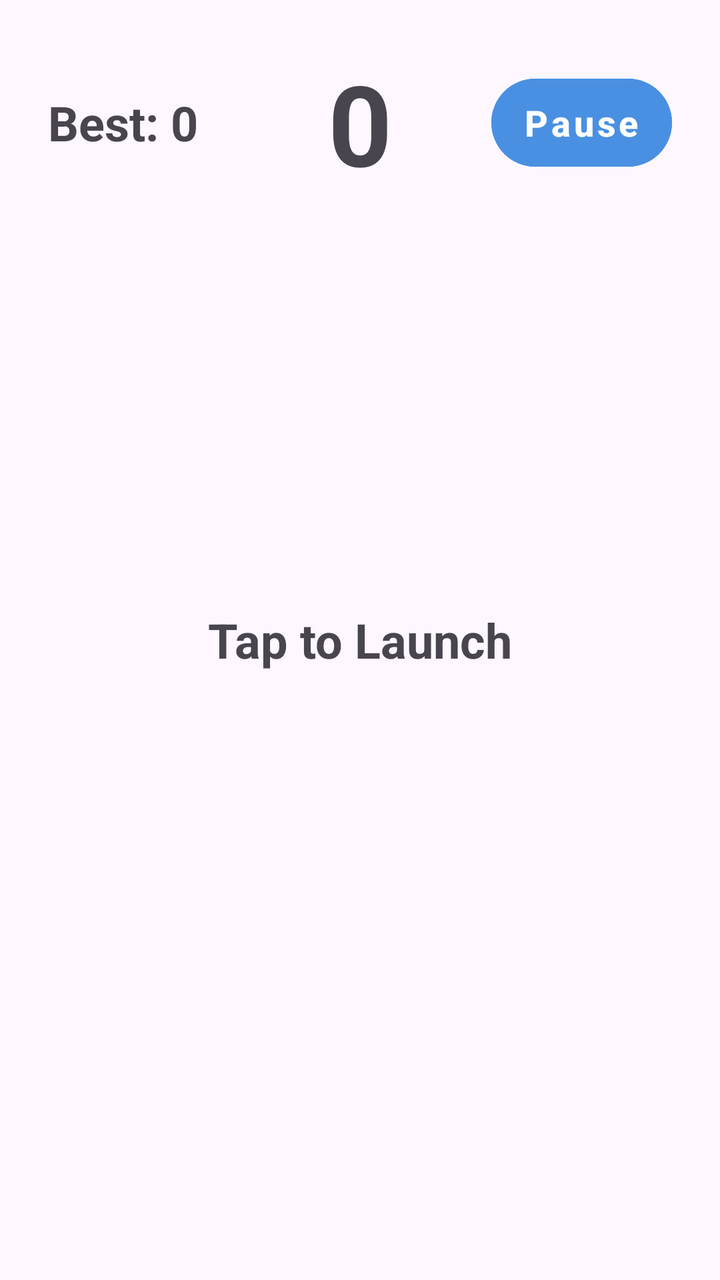
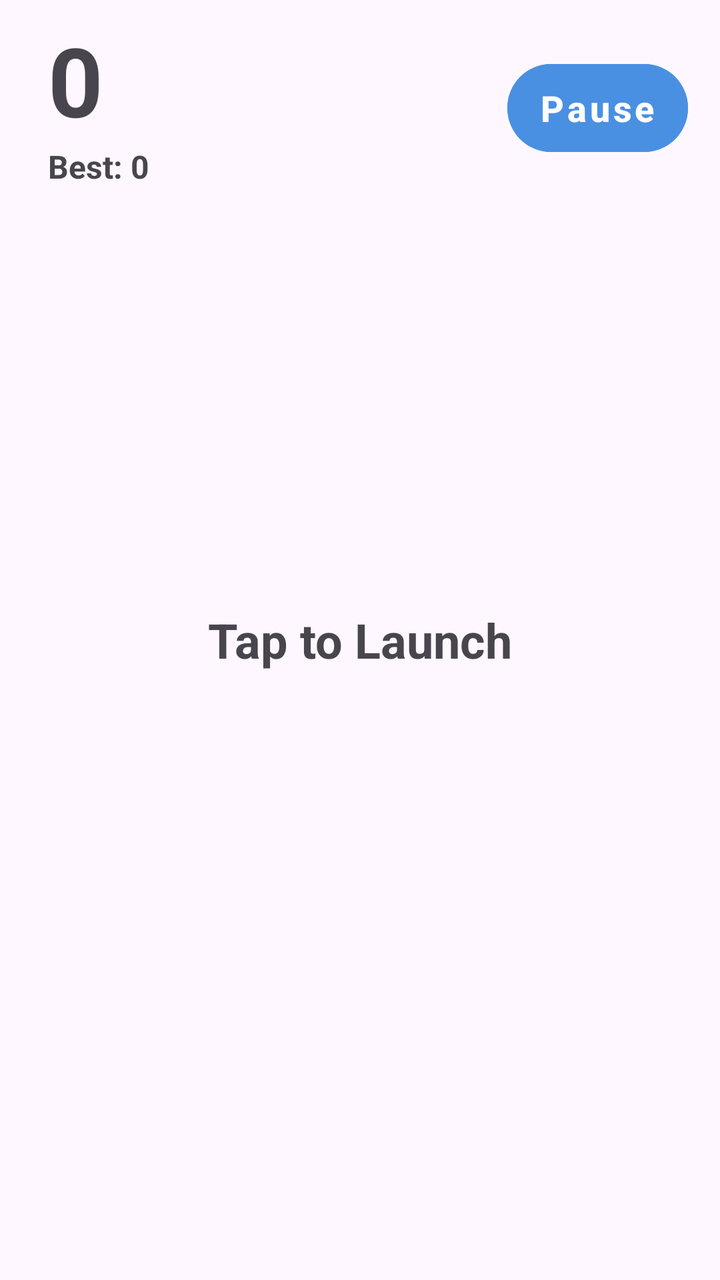

Screens rendered from an Android XML layout before and after an edit, with the pre-edit source and the edit as a unified diff.
<!-- AndroidManifest.xml: activity theme Theme.OwnPhotoONWall -->
<!-- res/layout/activity_breakout.xml -->
<?xml version="1.0" encoding="utf-8"?>
<RelativeLayout xmlns:android="http://schemas.android.com/apk/res/android"
    xmlns:app="http://schemas.android.com/apk/res-auto"
    android:id="@+id/breakoutRoot"
    android:layout_width="match_parent"
    android:layout_height="match_parent">

    
    <FrameLayout
        android:id="@+id/gameContainer"
        android:layout_width="match_parent"
        android:layout_height="match_parent" />

    
    <RelativeLayout
        android:layout_width="match_parent"
        android:layout_height="wrap_content"
        android:padding="24dp"
        android:elevation="4dp">

        <TextView
            android:id="@+id/tvHighScore"
            android:layout_width="wrap_content"
            android:layout_height="wrap_content"
            android:layout_alignParentStart="true"
            android:layout_centerVertical="true"
            android:text="Best: 0"
            android:textSize="24sp"
            android:textStyle="bold" />

        <TextView
            android:id="@+id/tvCurrentScore"
            android:layout_width="wrap_content"
            android:layout_height="wrap_content"
            android:layout_centerInParent="true"
            android:text="0"
            android:textSize="56sp"
            android:textStyle="bold" />

        <Button
            android:id="@+id/btnPause"
            style="@style/ModernButtonStyle"
            android:layout_width="wrap_content"
            android:layout_height="56dp"
            android:layout_alignParentEnd="true"
            android:layout_centerVertical="true"
            android:paddingHorizontal="24dp"
            android:backgroundTint="#4A90E2"
            android:textColor="#FFFFFF"
            android:textSize="18sp"
            android:textStyle="bold"
            android:text="Pause" />
    </RelativeLayout>

    
    <RelativeLayout
        android:id="@+id/pauseOverlay"
        android:layout_width="match_parent"
        android:layout_height="match_parent"
        android:background="#99000000"
        android:visibility="gone"
        android:elevation="10dp">

        <LinearLayout
            android:id="@+id/pauseCard"
            android:layout_width="340dp"
            android:layout_height="wrap_content"
            android:layout_centerInParent="true"
            android:orientation="vertical"
            android:padding="32dp"
            android:gravity="center">

            <TextView
                android:id="@+id/tvPauseTitle"
                android:layout_width="wrap_content"
                android:layout_height="wrap_content"
                android:text="PAUSED"
                android:textSize="26sp"
                android:textStyle="bold"
                android:gravity="center"
                android:layout_marginBottom="24dp" />

            <Button
                android:id="@+id/btnResume"
                style="@style/ModernButtonStyle"
                android:layout_width="match_parent"
                android:layout_height="56dp"
                android:textSize="16sp"
                android:backgroundTint="#34C759"
                android:textColor="#FFFFFF"
                android:text="Resume Game" />

            <Button
                android:id="@+id/btnQuitFromPause"
                style="@style/ModernButtonStyle"
                android:layout_width="match_parent"
                android:layout_height="56dp"
                android:textSize="16sp"
                android:backgroundTint="#FF3B30"
                android:textColor="#FFFFFF"
                android:layout_marginTop="12dp"
                android:text="Quit to Menu" />
        </LinearLayout>
    </RelativeLayout>

    
    <RelativeLayout
        android:id="@+id/gameOverOverlay"
        android:layout_width="match_parent"
        android:layout_height="match_parent"
        android:background="#99000000"
        android:visibility="gone"
        android:elevation="10dp">

        <LinearLayout
            android:id="@+id/gameOverCard"
            android:layout_width="340dp"
            android:layout_height="wrap_content"
            android:layout_centerInParent="true"
            android:orientation="vertical"
            android:padding="32dp"
            android:gravity="center">

            <TextView
                android:id="@+id/tvGameOverTitle"
                android:layout_width="match_parent"
                android:layout_height="wrap_content"
                android:text="GAME OVER"
                android:textStyle="bold"
                android:textSize="32sp"
                android:gravity="center"
                android:layout_marginBottom="8dp" />

            
            <TextView
                android:id="@+id/tvNewHighScoreBanner"
                android:layout_width="wrap_content"
                android:layout_height="wrap_content"
                android:text="🏆 NEW HIGH SCORE! 🏆"
                android:textColor="#FFD700"
                android:textSize="18sp"
                android:textStyle="bold"
                android:gravity="center"
                android:visibility="gone"
                android:layout_marginBottom="16dp" />

            <TextView
                android:id="@+id/tvFinalScore"
                android:layout_width="wrap_content"
                android:layout_height="wrap_content"
                android:text="Score: 0"
                android:textSize="22sp"
                android:layout_marginBottom="24dp" />

            <Button
                android:id="@+id/btnRestart"
                style="@style/ModernButtonStyle"
                android:layout_width="match_parent"
                android:layout_height="56dp"
                android:textSize="16sp"
                android:backgroundTint="#4A90E2"
                android:textColor="#FFFFFF"
                android:text="Play Again" />

            <Button
                android:id="@+id/btnQuit"
                style="@style/ModernButtonStyle"
                android:layout_width="match_parent"
                android:layout_height="56dp"
                android:textSize="16sp"
                android:layout_marginTop="12dp"
                android:text="Quit" />
        </LinearLayout>
    </RelativeLayout>

    
    <TextView
        android:id="@+id/tvTapToStart"
        android:layout_width="wrap_content"
        android:layout_height="wrap_content"
        android:layout_centerInParent="true"
        android:text="Tap to Launch"
        android:textSize="24sp"
        android:textStyle="bold"
        android:elevation="2dp" />

</RelativeLayout>
<!-- resources referenced by this layout -->
<resources>
  <style name="ModernButtonStyle" parent="Widget.MaterialComponents.Button.TextButton">
          <item name="android:layout_width">match_parent</item>
          <item name="android:layout_height">45dp</item>
          
          <item name="android:paddingStart">16dp</item>
          <item name="android:paddingEnd">16dp</item>
          <item name="android:textSize">12sp</item>
          <item name="android:textStyle">bold</item>
          <item name="android:textAllCaps">false</item>
          <item name="android:layout_marginBottom">12dp</item>
          <item name="cornerFamily">rounded</item>
          <item name="cornerRadius">24dp</item>
          <item name="android:textColor">?android:attr/textColorPrimary</item>
          <item name="backgroundTint">?android:attr/colorAccent</item>
      </style>
  <style name="Theme.OwnPhotoONWall" parent="Base.Theme.OwnPhotoONWall" />
  <style name="Base.Theme.OwnPhotoONWall" parent="Theme.Material3.DayNight.NoActionBar">
          <item name="android:windowActivityTransitions">true</item>
          <item name="android:windowContentTransitions">true</item>
      </style>
</resources>

<!-- the commit's change to res/layout/activity_breakout.xml (unified diff, before → after) -->
@@ -3,7 +3,8 @@
     xmlns:app="http://schemas.android.com/apk/res-auto"
     android:id="@+id/breakoutRoot"
     android:layout_width="match_parent"
-    android:layout_height="match_parent">
+    android:layout_height="match_parent"
+    android:fitsSystemWindows="true">
 
     
     <FrameLayout
@@ -13,29 +14,42 @@
 
     
     <RelativeLayout
+        android:id="@+id/topHud"
         android:layout_width="match_parent"
         android:layout_height="wrap_content"
-        android:padding="24dp"
+        android:layout_alignParentTop="true"
+        android:paddingStart="24dp"
+        android:paddingEnd="16dp"
+        android:paddingTop="16dp"
+        android:paddingBottom="12dp"
         android:elevation="4dp">
 
-        <TextView
-            android:id="@+id/tvHighScore"
+        
+        <LinearLayout
             android:layout_width="wrap_content"
             android:layout_height="wrap_content"
+            android:orientation="vertical"
             android:layout_alignParentStart="true"
-            android:layout_centerVertical="true"
-            android:text="Best: 0"
-            android:textSize="24sp"
-            android:textStyle="bold" />
-
-        <TextView
-            android:id="@+id/tvCurrentScore"
-            android:layout_width="wrap_content"
-            android:layout_height="wrap_content"
-            android:layout_centerInParent="true"
-            android:text="0"
-            android:textSize="56sp"
-            android:textStyle="bold" />
+            android:layout_centerVertical="true">
+
+            <TextView
+                android:id="@+id/tvCurrentScore"
+                android:layout_width="wrap_content"
+                android:layout_height="wrap_content"
+                android:text="0"
+                android:textSize="48sp"
+                android:textStyle="bold"
+                android:includeFontPadding="false" />
+
+            <TextView
+                android:id="@+id/tvHighScore"
+                android:layout_width="wrap_content"
+                android:layout_height="wrap_content"
+                android:text="Best: 0"
+                android:textSize="16sp"
+                android:textStyle="bold"
+                android:layout_marginTop="2dp" />
+        </LinearLayout>
 
         <Button
             android:id="@+id/btnPause"
@@ -59,48 +73,73 @@
         android:layout_height="match_parent"
         android:background="#99000000"
         android:visibility="gone"
-        android:elevation="10dp">
-
-        <LinearLayout
-            android:id="@+id/pauseCard"
-            android:layout_width="340dp"
+        android:elevation="10dp"
+        android:clipToPadding="false"
+        android:clipChildren="false">
+
+        <ScrollView
+            android:layout_width="match_parent"
             android:layout_height="wrap_content"
             android:layout_centerInParent="true"
-            android:orientation="vertical"
-            android:padding="32dp"
-            android:gravity="center">
-
-            <TextView
-                android:id="@+id/tvPauseTitle"
-                android:layout_width="wrap_content"
-                android:layout_height="wrap_content"
-                android:text="PAUSED"
-                android:textSize="26sp"
-                android:textStyle="bold"
+            android:layout_marginHorizontal="28dp"
+            android:scrollbars="none"
+            android:clipToPadding="false">
+
+            <LinearLayout
+                android:id="@+id/pauseCard"
+                android:layout_width="match_parent"
+                android:layout_height="wrap_content"
+                android:orientation="vertical"
+                android:paddingTop="32dp"
+                android:paddingBottom="44dp"
+                android:paddingHorizontal="24dp"
                 android:gravity="center"
-                android:layout_marginBottom="24dp" />
-
-            <Button
-                android:id="@+id/btnResume"
-                style="@style/ModernButtonStyle"
-                android:layout_width="match_parent"
-                android:layout_height="56dp"
-                android:textSize="16sp"
-                android:backgroundTint="#34C759"
-                android:textColor="#FFFFFF"
-                android:text="Resume Game" />
-
-            <Button
-                android:id="@+id/btnQuitFromPause"
-                style="@style/ModernButtonStyle"
-                android:layout_width="match_parent"
-                android:layout_height="56dp"
-                android:textSize="16sp"
-                android:backgroundTint="#FF3B30"
-                android:textColor="#FFFFFF"
-                android:layout_marginTop="12dp"
-                android:text="Quit to Menu" />
-        </LinearLayout>
+                android:clipToPadding="false">
+
+                <TextView
+                    android:id="@+id/tvPauseTitle"
+                    android:layout_width="wrap_content"
+                    android:layout_height="wrap_content"
+                    android:text="PAUSED"
+                    android:textSize="26sp"
+                    android:textStyle="bold"
+                    android:gravity="center"
+                    android:layout_marginBottom="24dp" />
+
+                <Button
+                    android:id="@+id/btnResume"
+                    style="@style/ModernButtonStyle"
+                    android:layout_width="match_parent"
+                    android:layout_height="56dp"
+                    android:textSize="16sp"
+                    android:backgroundTint="#34C759"
+                    android:textColor="#FFFFFF"
+                    android:text="Resume Game" />
+
+                
+                <Button
+                    android:id="@+id/btnToggleVibration"
+                    style="@style/ModernButtonStyle"
+                    android:layout_width="match_parent"
+                    android:layout_height="56dp"
+                    android:textSize="16sp"
+                    android:backgroundTint="#8E8E93"
+                    android:textColor="#FFFFFF"
+                    android:layout_marginTop="12dp"
+                    android:text="Vibration: ON" />
+
+                <Button
+                    android:id="@+id/btnQuitFromPause"
+                    style="@style/ModernButtonStyle"
+                    android:layout_width="match_parent"
+                    android:layout_height="56dp"
+                    android:textSize="16sp"
+                    android:backgroundTint="#FF3B30"
+                    android:textColor="#FFFFFF"
+                    android:layout_marginTop="12dp"
+                    android:text="Quit to Menu" />
+            </LinearLayout>
+        </ScrollView>
     </RelativeLayout>
 
     
@@ -110,67 +149,80 @@
         android:layout_height="match_parent"
         android:background="#99000000"
         android:visibility="gone"
-        android:elevation="10dp">
-
-        <LinearLayout
-            android:id="@+id/gameOverCard"
-            android:layout_width="340dp"
+        android:elevation="10dp"
+        android:clipToPadding="false"
+        android:clipChildren="false">
+
+        <ScrollView
+            android:layout_width="match_parent"
             android:layout_height="wrap_content"
             android:layout_centerInParent="true"
-            android:orientation="vertical"
-            android:padding="32dp"
-            android:gravity="center">
-
-            <TextView
-                android:id="@+id/tvGameOverTitle"
+            android:layout_marginHorizontal="28dp"
+            android:scrollbars="none"
+            android:clipToPadding="false">
+
+            <LinearLayout
+                android:id="@+id/gameOverCard"
                 android:layout_width="match_parent"
                 android:layout_height="wrap_content"
-                android:text="GAME OVER"
-                android:textStyle="bold"
-                android:textSize="32sp"
+                android:orientation="vertical"
+                android:paddingTop="32dp"
+                android:paddingBottom="44dp"
+                android:paddingHorizontal="24dp"
                 android:gravity="center"
-                android:layout_marginBottom="8dp" />
-
-            
-            <TextView
-                android:id="@+id/tvNewHighScoreBanner"
-                android:layout_width="wrap_content"
-                android:layout_height="wrap_content"
-                android:text="🏆 NEW HIGH SCORE! 🏆"
-                android:textColor="#FFD700"
-                android:textSize="18sp"
-                android:textStyle="bold"
-                android:gravity="center"
-                android:visibility="gone"
-                android:layout_marginBottom="16dp" />
-
-            <TextView
-                android:id="@+id/tvFinalScore"
-                android:layout_width="wrap_content"
-                android:layout_height="wrap_content"
-                android:text="Score: 0"
-                android:textSize="22sp"
-                android:layout_marginBottom="24dp" />
-
-            <Button
-                android:id="@+id/btnRestart"
-                style="@style/ModernButtonStyle"
-                android:layout_width="match_parent"
-                android:layout_height="56dp"
-                android:textSize="16sp"
-                android:backgroundTint="#4A90E2"
-                android:textColor="#FFFFFF"
-                android:text="Play Again" />
-
-            <Button
-                android:id="@+id/btnQuit"
-                style="@style/ModernButtonStyle"
-                android:layout_width="match_parent"
-                android:layout_height="56dp"
-                android:textSize="16sp"
-                android:layout_marginTop="12dp"
-                android:text="Quit" />
-        </LinearLayout>
+                android:clipToPadding="false">
+
+                <TextView
+                    android:id="@+id/tvGameOverTitle"
+                    android:layout_width="match_parent"
+                    android:layout_height="wrap_content"
+                    android:text="GAME OVER"
+                    android:textStyle="bold"
+                    android:textSize="32sp"
+                    android:gravity="center"
+                    android:layout_marginBottom="8dp" />
+
+                
+                <TextView
+                    android:id="@+id/tvNewHighScoreBanner"
+                    android:layout_width="wrap_content"
+                    android:layout_height="wrap_content"
+                    android:text="🏆 NEW HIGH SCORE! 🏆"
+                    android:textColor="#FFD700"
+                    android:textSize="18sp"
+                    android:textStyle="bold"
+                    android:gravity="center"
+                    android:visibility="gone"
+                    android:layout_marginBottom="16dp" />
+
+                <TextView
+                    android:id="@+id/tvFinalScore"
+                    android:layout_width="wrap_content"
+                    android:layout_height="wrap_content"
+                    android:text="Score: 0"
+                    android:textSize="22sp"
+                    android:layout_marginBottom="24dp" />
+
+                <Button
+                    android:id="@+id/btnRestart"
+                    style="@style/ModernButtonStyle"
+                    android:layout_width="match_parent"
+                    android:layout_height="56dp"
+                    android:textSize="16sp"
+                    android:backgroundTint="#4A90E2"
+                    android:textColor="#FFFFFF"
+                    android:text="Play Again" />
+
+                <Button
+                    android:id="@+id/btnQuit"
+                    style="@style/ModernButtonStyle"
+                    android:layout_width="match_parent"
+                    android:layout_height="56dp"
+                    android:textSize="16sp"
+                    android:layout_marginTop="12dp"
+                    android:text="Quit" />
+            </LinearLayout>
+        </ScrollView>
     </RelativeLayout>
 
     
